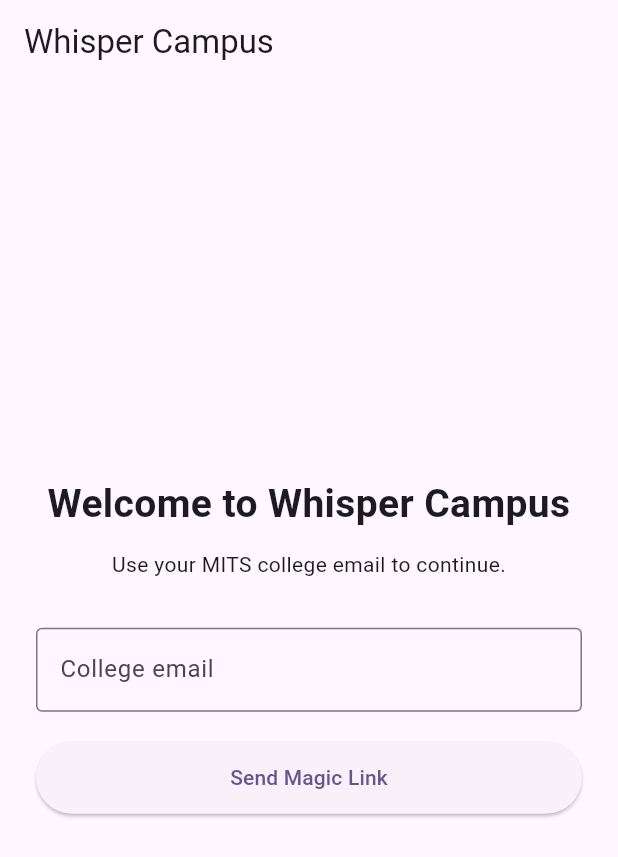
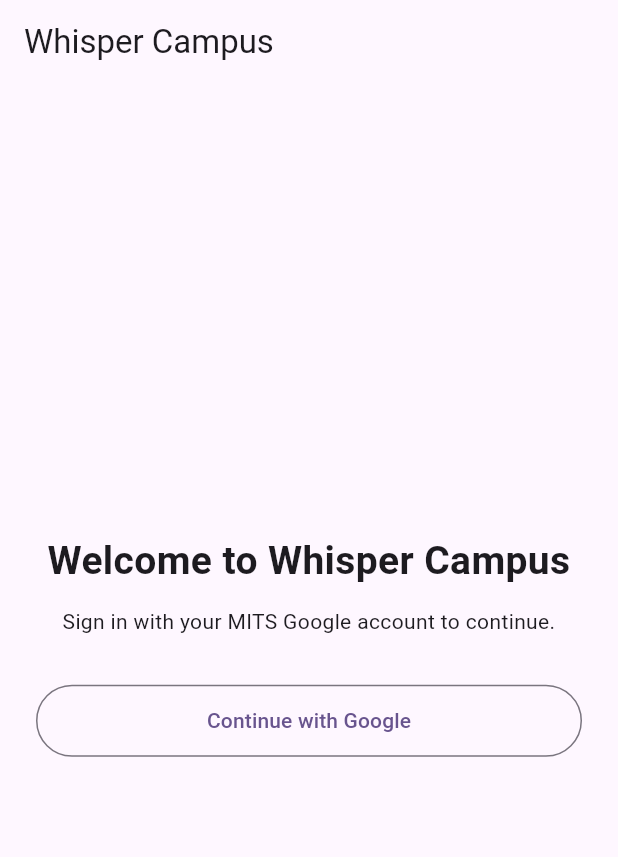
Before and after one commit to priyanshi020706/whisper-campus, a Flutter app: the screen it shows after launch, on a phone screen of 412 x 824 dp. Shown: the top 857 px of the screen. Run offline on Flutter 3.47's test engine with Material 3 defaults, Android fonts, the phone set to English and light mode, and no system bars; our stand-ins replace supabase_flutter; accounts and stored records are empty.

Commit message:
Remove magic link login UI

```diff
--- a/lib/pages/auth/sign_up_page.dart
+++ b/lib/pages/auth/sign_up_page.dart
@@ -1,8 +1,9 @@
+
 import 'package:flutter/material.dart';
 import 'package:supabase_flutter/supabase_flutter.dart';
 
-import '../../core/constants/app_constants.dart';
 import '../../services/auth_service.dart';
+
 class SignUpPage extends StatefulWidget {
   const SignUpPage({super.key});
 
@@ -11,64 +12,36 @@
 }
 
 class _SignUpPageState extends State<SignUpPage> {
-  final _emailController = TextEditingController();
   final _authService = AuthService();
 
   bool _loading = false;
   String _message = '';
 
-  Future<void> _sendMagicLink() async {
-    final email = _emailController.text.trim().toLowerCase();
-
-    if (!email.endsWith(AppConstants.collegeDomain)) {
-      setState(() {
-        _message = 'Please use your MITS college email.';
-      });
-      return;
-    }
-
+  Future<void> _signInWithGoogle() async {
     setState(() {
       _loading = true;
       _message = '';
     });
 
     try {
-    await _authService.sendMagicLink(email);
-
-      if (!mounted) return;
-
-      setState(() {
-        _message =
-            'Magic link sent!\n\n'
-            'Check your MITS email and click the sign-in link.';
-      });
+      await _authService.signInWithGoogle();
     } on AuthException catch (e) {
       if (!mounted) return;
 
       setState(() {
         _message = e.message;
+        _loading = false;
       });
     } catch (e) {
       if (!mounted) return;
 
-      debugPrint('AUTH ERROR: $e');
+      debugPrint('GOOGLE AUTH ERROR: $e');
 
       setState(() {
-        _message = 'Something went wrong. Please try again.';
+        _message = 'Google sign-in failed. Please try again.';
+        _loading = false;
       });
     }
-
-    if (!mounted) return;
-
-    setState(() {
-      _loading = false;
-    });
-  }
-
-  @override
-  void dispose() {
-    _emailController.dispose();
-    super.dispose();
   }
 
   @override
@@ -95,46 +68,27 @@
                   ),
                   textAlign: TextAlign.center,
                 ),
-
                 const SizedBox(height: 12),
-
                 const Text(
-                  'Use your MITS college email to continue.',
+                  'Sign in with your MITS Google account to continue.',
                   textAlign: TextAlign.center,
                 ),
-
                 const SizedBox(height: 32),
-
-                TextField(
-                  controller: _emailController,
-                  keyboardType: TextInputType.emailAddress,
-                  enabled: !_loading,
-                  decoration: const InputDecoration(
-                    labelText: 'College email',
-                    hintText: 'you@mitsgwl.ac.in',
-                    border: OutlineInputBorder(),
-                  ),
-                ),
-
-                const SizedBox(height: 20),
-
                 SizedBox(
                   width: double.infinity,
-                  child: ElevatedButton(
-                    onPressed: _loading ? null : _sendMagicLink,
+                  child: OutlinedButton(
+                    onPressed: _loading ? null : _signInWithGoogle,
                     child: Padding(
                       padding: const EdgeInsets.all(14),
                       child: Text(
                         _loading
-                            ? 'Sending...'
-                            : 'Send Magic Link',
+                            ? 'Connecting to Google...'
+                            : 'Continue with Google',
                       ),
                     ),
                   ),
                 ),
-
                 const SizedBox(height: 20),
-
                 if (_message.isNotEmpty)
                   Text(
                     _message,
--- a/lib/services/auth_service.dart
+++ b/lib/services/auth_service.dart
@@ -10,6 +10,12 @@
     );
   }
 
+  Future<void> signInWithGoogle() async {
+  await _supabase.auth.signInWithOAuth(
+    OAuthProvider.google,
+  );
+}
+
   Future<void> signOut() async {
     await _supabase.auth.signOut();
   }
```
